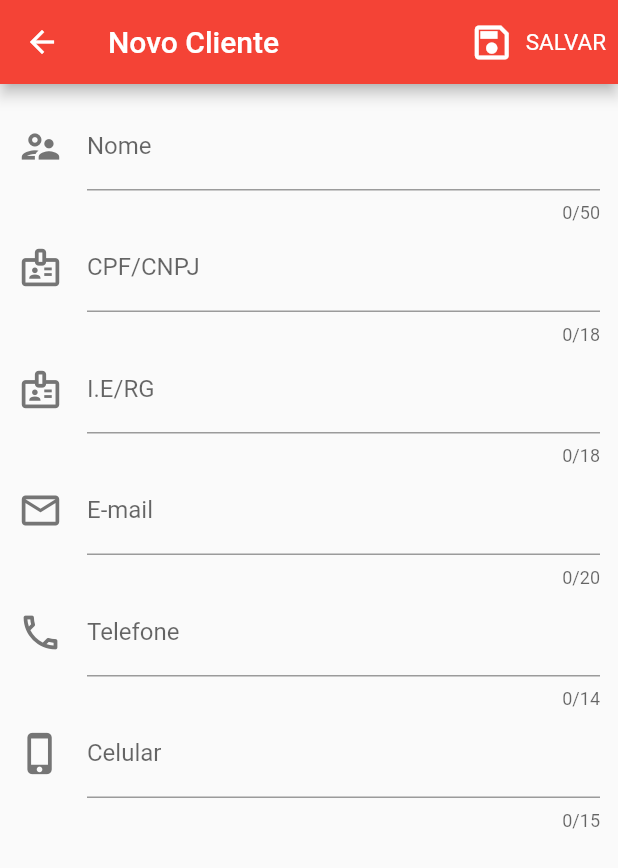
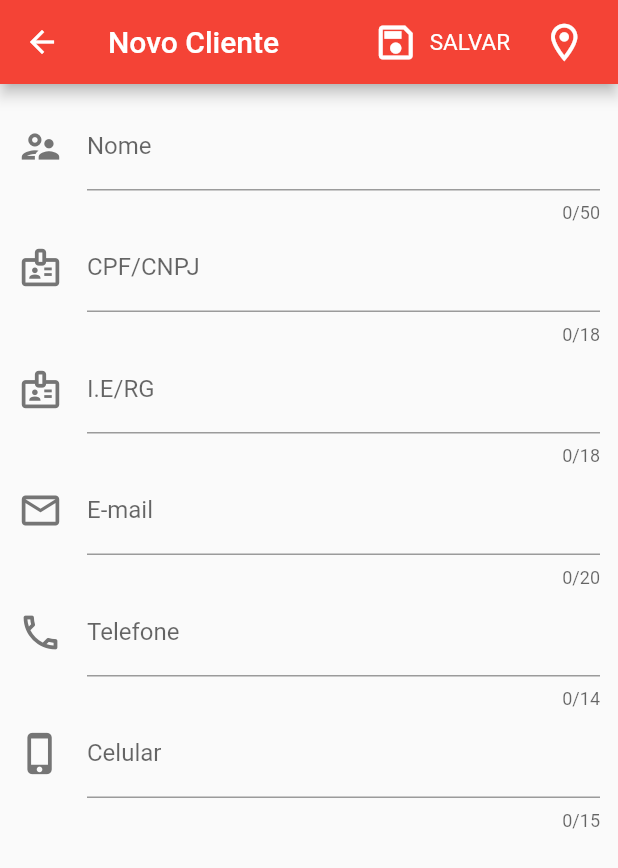
Before and after one commit to MayconLSilva/SalesApp, a Flutter app: the NovoClienteDialog screen opened directly, on a phone screen of 412 x 824 dp. Shown: the top 868 px of the screen. Run offline on Flutter 3.47's test engine with Material 2 defaults, Android fonts, the phone set to English and light mode, and no system bars; our stand-ins replace brasil_fields, fluttertoast, sqflite; missing offline and left inert: splash_screen_view; accounts and stored records are empty.

Commit message:
incluido botão para cadastrar endereço

```diff
--- a/lib/novoCliente.dart
+++ b/lib/novoCliente.dart
@@ -55,7 +55,7 @@ class NovoClienteDialogState extends State<NovoClienteDialog> {
         title: const Text('Novo Cliente'),
         actions: [
 
-          //MÉTODO ICON/TEXT BOTÃO SALVAR
+          //Inicio do código método salvar
           TextButton.icon(
             label: Text('SALVAR'),
             style: TextButton.styleFrom(
@@ -82,7 +82,29 @@ class NovoClienteDialogState extends State<NovoClienteDialog> {
             },
             //FIM DO MÉTODO CHAMA O BOTÃO SALVAR
           ),
-          //FIM MÉTODO ICON/TEXT BOTÃO SALVAR
+          //Fim do código método salvar
+
+          //Inicio do código método cadastrar endereço
+          TextButton.icon(
+            label: Text(''),
+            style: TextButton.styleFrom(
+              textStyle: TextStyle(
+                fontSize: 15,
+              ),
+              primary: Colors.white,
+            ),
+            icon: Icon(
+              Icons.location_on_outlined,
+              color: Colors.white,
+              size: 30.0,
+            ),
+
+            onPressed: () {
+              //
+            },
+            //
+          ),
+          //Fim do código método cadastrar endereço
 
         ],
 
```
